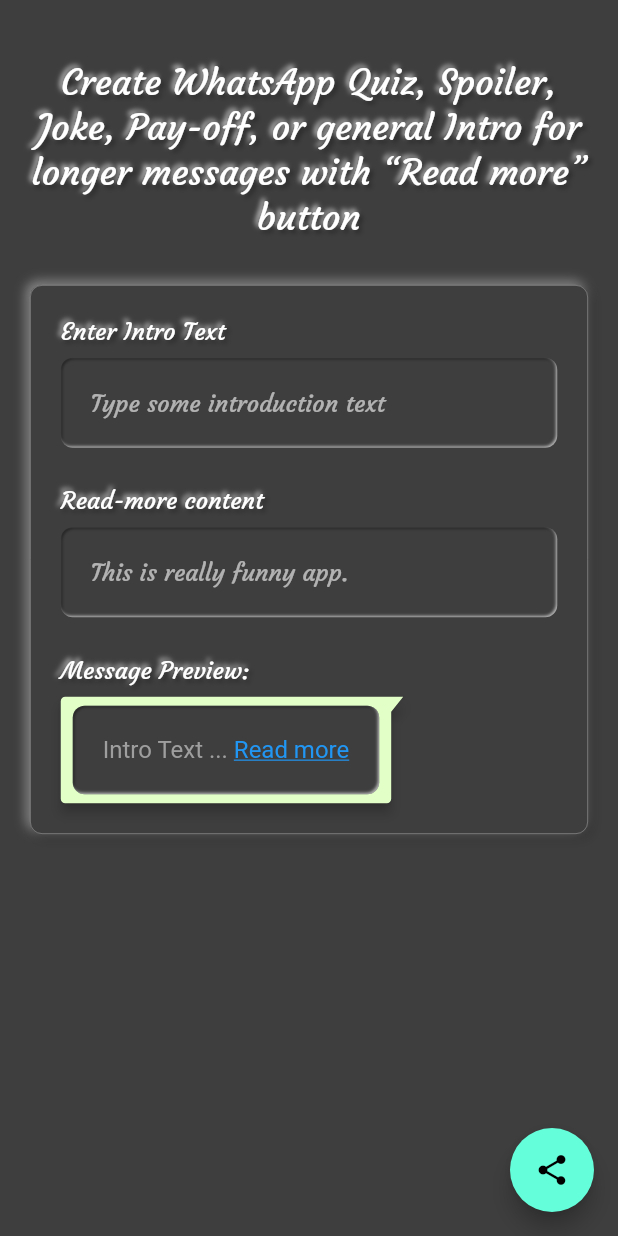
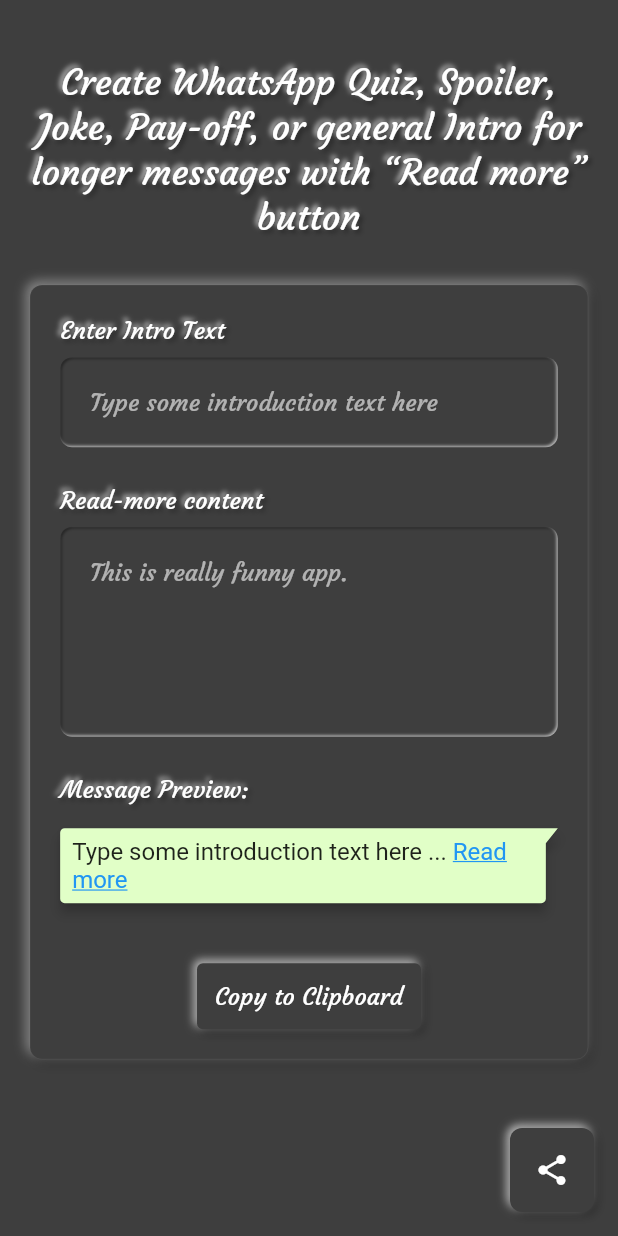
Before and after one commit to pratikbutani/read_more_fun, a Flutter app: the screen it shows after launch, on a phone screen of 412 x 824 dp. Run offline on Flutter 3.47's test engine with Material 2 defaults, Android fonts, the phone set to English and light mode, and no system bars; drawn by our look-alikes of bubble, flutter_neumorphic; our stand-ins replace share.

Commit message:
Done with button

```diff
--- a/lib/main.dart
+++ b/lib/main.dart
@@ -48,11 +48,12 @@
 }
 
 class _MyHomePageState extends State<MyHomePage> {
-  int _counter = 0;
+  String _introText = "Type some introduction text here";
+  String _readMoreText = "This is really funny app.";
 
   bool isReadMoreClicked = false;
 
-  Future<void> _incrementCounter() async {
+  Future<void> _shareApp() async {
     String str = repeatStringNumTimes("\u200B", 1300);
     await Share.share(str + " Hello");
   }
@@ -68,6 +69,81 @@
 
   @override
   Widget build(BuildContext context) {
+    // This method is rerun every time setState is called, for instance as done
+    // by the _incrementCounter method above.
+    //
+    // The Flutter framework has been optimized to make rerunning build methods
+    // fast, so that you can just rebuild anything that needs updating rather
+    // than having to individually change instances of widgets.
+    return Scaffold(
+      resizeToAvoidBottomPadding: false,
+      backgroundColor: NeumorphicTheme.baseColor(context),
+      body: SafeArea(
+        child: Padding(
+          padding: const EdgeInsets.all(20.0),
+          child: Column(
+            mainAxisSize: MainAxisSize.max,
+            mainAxisAlignment: MainAxisAlignment.start,
+            crossAxisAlignment: CrossAxisAlignment.start,
+            children: <Widget>[
+              SizedBox(height: 20),
+              _getHeaderTextWidget(),
+              SizedBox(height: 30),
+              Neumorphic(
+                style: NeumorphicStyle(
+                    depth: 5,
+                    intensity: 0.4,
+                    border: NeumorphicBorder(
+                        isEnabled: true, color: Colors.white38, width: 0.1)),
+                padding: EdgeInsets.all(20),
+                child: Column(
+                  mainAxisSize: MainAxisSize.max,
+                  mainAxisAlignment: MainAxisAlignment.start,
+                  crossAxisAlignment: CrossAxisAlignment.start,
+                  children: [
+                    _getTextInputLabelWidget("Enter Intro Text"),
+                    SizedBox(height: 8),
+                    _getTextInputFieldIntroText(),
+                    SizedBox(height: 25),
+                    _getTextInputLabelWidget("Read-more content"),
+                    SizedBox(height: 8),
+                    _getTextInputFieldReadMoreText(),
+                    SizedBox(height: 25),
+                    _getTextInputLabelWidget("Message Preview:"),
+                    SizedBox(height: 8),
+                    _getProperTextChild(),
+                    SizedBox(height: 40),
+                    _getButtonCopyToClipboard()
+                  ],
+                ),
+              )
+            ],
+          ),
+        ),
+      ),
+      floatingActionButton: NeumorphicFloatingActionButton(
+        onPressed: _shareApp,
+        tooltip: 'Share App',
+        style: NeumorphicStyle(shape: NeumorphicShape.flat),
+        child: Icon(
+          Icons.share,
+          color: Colors.white,
+        ),
+      ), // This trailing comma makes auto-formatting nicer for build methods.
+    );
+  }
+
+  _getHeaderTextWidget() {
+    return NeumorphicText(
+      "Create WhatsApp Quiz, Spoiler, Joke, Pay-off, or general Intro for longer messages with “Read more” button",
+      textStyle: NeumorphicTextStyle(fontFamily: 'fontFamily', fontSize: 24),
+      textAlign: TextAlign.center,
+      style:
+          NeumorphicStyle(color: Colors.white, shadowLightColor: Colors.white),
+    );
+  }
+
+  _getProperTextChild() {
     double pixelRatio = MediaQuery.of(context).devicePixelRatio;
     double px = 1 / pixelRatio;
 
@@ -80,139 +156,27 @@
       alignment: Alignment.topLeft,
     );
 
-    // This method is rerun every time setState is called, for instance as done
-    // by the _incrementCounter method above.
-    //
-    // The Flutter framework has been optimized to make rerunning build methods
-    // fast, so that you can just rebuild anything that needs updating rather
-    // than having to individually change instances of widgets.
-    return Scaffold(
-      backgroundColor: NeumorphicTheme.baseColor(context),
-      body: SafeArea(
-        child: Padding(
-          padding: const EdgeInsets.all(20.0),
-          child: Column(
-            mainAxisSize: MainAxisSize.max,
-            mainAxisAlignment: MainAxisAlignment.start,
-            crossAxisAlignment: CrossAxisAlignment.start,
-            children: <Widget>[
-              SizedBox(height: 20),
-              NeumorphicText(
-                "Create WhatsApp Quiz, Spoiler, Joke, Pay-off, or general Intro for longer messages with “Read more” button",
-                textStyle:
-                    NeumorphicTextStyle(fontFamily: 'fontFamily', fontSize: 24),
-                textAlign: TextAlign.center,
-                style: NeumorphicStyle(
-                    color: Colors.white, shadowLightColor: Colors.white),
-              ),
-              SizedBox(height: 30),
-              Neumorphic(
-                style: NeumorphicStyle(
-                    depth: 5,
-                    intensity: 0.4,
-                    border: NeumorphicBorder(
-                        isEnabled: true, color: Colors.white38, width: 0.5)),
-                padding: EdgeInsets.all(20),
-                child: Column(
-                  mainAxisSize: MainAxisSize.max,
-                  mainAxisAlignment: MainAxisAlignment.start,
-                  crossAxisAlignment: CrossAxisAlignment.start,
-                  children: [
-                    NeumorphicText(
-                      "Enter Intro Text",
-                      textStyle: NeumorphicTextStyle(
-                          fontFamily: 'fontFamily', fontSize: 16),
-                      style: NeumorphicStyle(
-                          color: Colors.white, shadowLightColor: Colors.white),
-                    ),
-                    SizedBox(height: 8),
-                    Neumorphic(
-                      style: NeumorphicStyle(depth: -2, intensity: 1),
-                      padding: EdgeInsets.all(20),
-                      child: TextFormField(
-                        style:
-                            TextStyle(fontFamily: 'fontFamily', fontSize: 16),
-                        cursorColor: Colors.white,
-                        cursorWidth: 1,
-                        decoration: InputDecoration.collapsed(
-                          hintText: "Type some introduction text",
-                          border: InputBorder.none,
-                        ),
-                      ),
-                    ),
-                    SizedBox(height: 25),
-                    NeumorphicText(
-                      "Read-more content",
-                      textStyle: NeumorphicTextStyle(
-                          fontFamily: 'fontFamily', fontSize: 16),
-                      style: NeumorphicStyle(
-                          color: Colors.white, shadowLightColor: Colors.white),
-                    ),
-                    SizedBox(height: 8),
-                    Neumorphic(
-                      style: NeumorphicStyle(depth: -2, intensity: 1),
-                      padding: EdgeInsets.all(20),
-                      child: TextFormField(
-                        style:
-                            TextStyle(fontFamily: 'fontFamily', fontSize: 16),
-                        cursorColor: Colors.white,
-                        cursorWidth: 1,
-                        decoration: InputDecoration.collapsed(
-                          hintText: "This is really funny app.",
-                          border: InputBorder.none,
-                        ),
-                      ),
-                    ),
-                    SizedBox(height: 25),
-                    NeumorphicText(
-                      "Message Preview:",
-                      textStyle: NeumorphicTextStyle(
-                          fontFamily: 'fontFamily', fontSize: 16),
-                      style: NeumorphicStyle(
-                          color: Colors.white, shadowLightColor: Colors.white),
-                    ),
-                    Bubble(
-                      style: styleMe,
-                      child: Neumorphic(
-                          style: NeumorphicStyle(depth: -2, intensity: 1),
-                          padding: EdgeInsets.all(20),
-                          child: _getProperTextChild()),
-                    ),
-                  ],
-                ),
-              )
-            ],
-          ),
-        ),
-      ),
-      floatingActionButton: FloatingActionButton(
-        onPressed: _incrementCounter,
-        tooltip: 'Share Text',
-        child: Icon(Icons.share),
-      ), // This trailing comma makes auto-formatting nicer for build methods.
-    );
-  }
-
-  _getProperTextChild() {
-    TextStyle defaultStyle = TextStyle(color: Colors.grey, fontSize: 16.0);
+    TextStyle defaultStyle = TextStyle(color: Colors.black87, fontSize: 16.0);
     TextStyle linkStyle = TextStyle(
         color: Colors.blue,
         decoration: TextDecoration.underline,
         fontSize: 16.0);
 
     return isReadMoreClicked
-        ? RichText(
+        ? Bubble(
+            style: styleMe,
+            child: RichText(
                 text: TextSpan(
-                text: 'Intro Text' + repeatStringNumTimes("\u200B", 1300),
+                    text: _introText + repeatStringNumTimes("\u200B", 1300),
                     style: defaultStyle,
                     children: <TextSpan>[
-                TextSpan(
-                    text: '\n\n\n Here is the your message',
-                    style: defaultStyle)
-              ]))
-        : RichText(
+                  TextSpan(text: '\n\n\n' + _readMoreText, style: defaultStyle)
+                ])))
+        : Bubble(
+            style: styleMe,
+            child: RichText(
                 text: TextSpan(
-                text: 'Intro Text' + repeatStringNumTimes("\u200B", 1300),
+                    text: _introText + repeatStringNumTimes("\u200B", 1300),
                     style: defaultStyle,
                     children: <TextSpan>[
                   TextSpan(text: ' ... ', style: defaultStyle),
@@ -225,6 +189,82 @@
                                 isReadMoreClicked = !isReadMoreClicked;
                               })
                             })
-              ]));
+                ])));
+  }
+
+  _getTextInputLabelWidget(dynamic title) {
+    return NeumorphicText(
+      title,
+      textStyle: NeumorphicTextStyle(fontFamily: 'fontFamily', fontSize: 16),
+      style:
+          NeumorphicStyle(color: Colors.white, shadowLightColor: Colors.white),
+    );
+  }
+
+  _getTextInputFieldIntroText() {
+    return Neumorphic(
+      style: NeumorphicStyle(depth: -2, intensity: 1),
+      padding: EdgeInsets.all(20),
+      child: TextFormField(
+        style: TextStyle(fontFamily: 'fontFamily', fontSize: 16),
+        cursorColor: Colors.white,
+        cursorWidth: 1,
+        onChanged: (value) {
+          setState(() {
+            isReadMoreClicked = false;
+            if (value.isEmpty)
+              _introText = "Type some introduction text here";
+            else
+              _introText = value;
+          });
+        },
+        decoration: InputDecoration.collapsed(
+          hintText: _introText,
+          border: InputBorder.none,
+        ),
+      ),
+    );
+  }
+
+  _getTextInputFieldReadMoreText() {
+    return Neumorphic(
+      style: NeumorphicStyle(depth: -2, intensity: 1),
+      padding: EdgeInsets.all(20),
+      child: TextFormField(
+        keyboardType: TextInputType.multiline,
+        maxLines: 5,
+        style: TextStyle(fontFamily: 'fontFamily', fontSize: 16),
+        cursorColor: Colors.white,
+        cursorWidth: 1,
+        onChanged: (value) {
+          setState(() {
+            isReadMoreClicked = false;
+            if (value.isEmpty)
+              _readMoreText = "This is really funny app.";
+            else
+              _readMoreText = value;
+          });
+        },
+        decoration: InputDecoration.collapsed(
+          hintText: _readMoreText,
+          border: InputBorder.none,
+        ),
+      ),
+    );
+  }
+
+  _getButtonCopyToClipboard() {
+    return Center(
+      child: NeumorphicButton(
+        style: NeumorphicStyle(
+          shape: NeumorphicShape.flat,
+          boxShape: NeumorphicBoxShape.roundRect(BorderRadius.circular(4)),
+        ),
+        padding: const EdgeInsets.all(12.0),
+        onPressed: () {},
+        child: Text("Copy to Clipboard",
+            style: TextStyle(fontFamily: 'fontFamily', fontSize: 16)),
+      ),
+    );
   }
 }
```
Also changed, not shown: 2 other files. Lines whose indentation alone changed are shown as unchanged.
